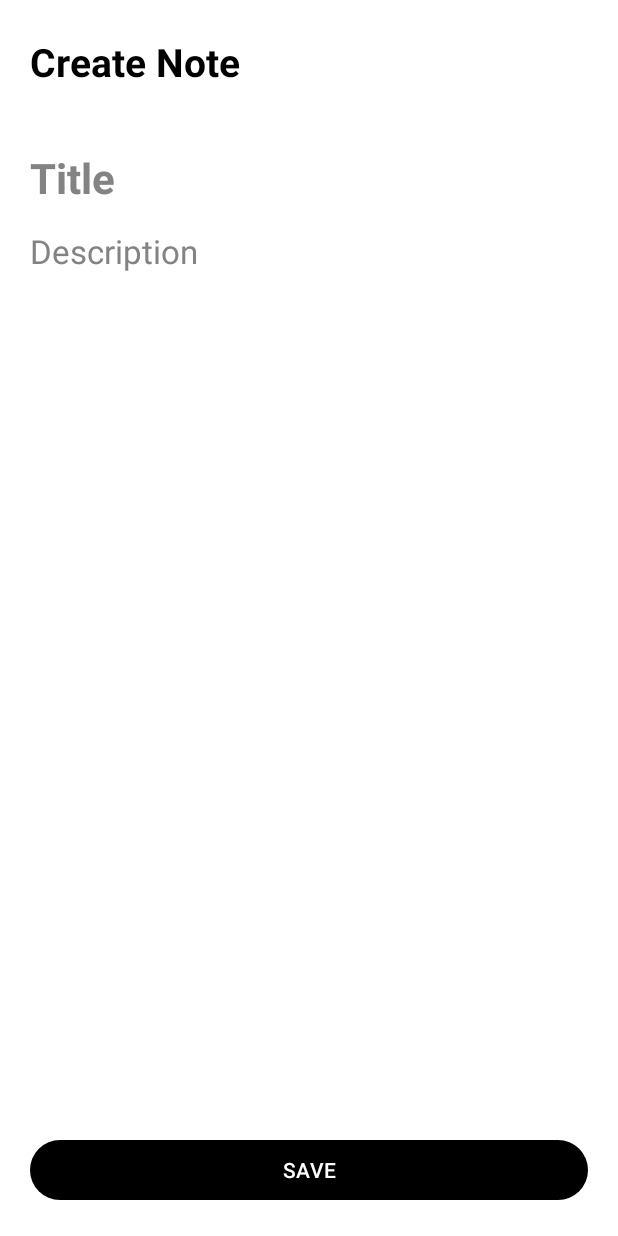
After one commit to lakhan-ram/Notely, an Android app: the NotesActivity screen opened directly, with no data from a screen before it, on a phone screen of 412 x 824 dp. The commit adds this screen. Run offline under Robolectric (Android 15) with nearby library versions, the phone set to English and light mode, and no system bars.

Commit message:
add create note screen

```diff
--- a/app/src/main/AndroidManifest.xml
+++ b/app/src/main/AndroidManifest.xml
@@ -1,6 +1,6 @@
 <?xml version="1.0" encoding="utf-8"?>
 <manifest xmlns:android="http://schemas.android.com/apk/res/android"
-    xmlns:tools="http://schemas.android.com/tools" >
+    xmlns:tools="http://schemas.android.com/tools">
 
     <application
         android:allowBackup="true"
@@ -11,13 +11,16 @@
         android:roundIcon="@mipmap/ic_launcher_round"
         android:supportsRtl="true"
         android:theme="@style/Theme.Notely"
-        tools:targetApi="31" >
+        tools:targetApi="31">
+        <activity
+            android:name=".view.activities.NotesActivity"
+            android:exported="false" />
         <activity
             android:name=".view.activities.MainActivity"
             android:exported="false" />
         <activity
             android:name=".view.activities.SplashActivity"
-            android:exported="true" >
+            android:exported="true">
             <intent-filter>
                 <action android:name="android.intent.action.MAIN" />
 
--- a/app/src/main/java/com/example/notely/view/activities/MainActivity.kt
+++ b/app/src/main/java/com/example/notely/view/activities/MainActivity.kt
@@ -1,8 +1,12 @@
 package com.example.notely.view.activities
 
+import android.app.Activity
+import android.content.Intent
 import android.os.Bundle
 import android.widget.TextView
 import androidx.activity.enableEdgeToEdge
+import androidx.activity.result.ActivityResult
+import androidx.activity.result.contract.ActivityResultContracts
 import androidx.appcompat.app.AppCompatActivity
 import androidx.core.view.ViewCompat
 import androidx.core.view.WindowInsetsCompat
@@ -24,5 +28,18 @@ class MainActivity : AppCompatActivity() {
             v.setPadding(systemBars.left, systemBars.top, systemBars.right, systemBars.bottom)
             insets
         }
+        recyclerView = findViewById(R.id.recyclerView)
+        btnAddNote = findViewById(R.id.btnAddNote)
+        tvNoNotes = findViewById(R.id.tvNoNotes)
+
+        val launcher = registerForActivityResult(ActivityResultContracts.StartActivityForResult()) {result ->
+            if (result.resultCode == Activity.RESULT_OK) {
+                val data: Intent? = result.data
+            }
+        }
+        btnAddNote.setOnClickListener {
+            val intent = Intent(this, NotesActivity::class.java)
+            launcher.launch(intent)
+        }
     }
 }
--- /dev/null
+++ b/app/src/main/java/com/example/notely/view/activities/NotesActivity.kt
@@ -0,0 +1,21 @@
+package com.example.notely.view.activities
+
+import android.os.Bundle
+import androidx.activity.enableEdgeToEdge
+import androidx.appcompat.app.AppCompatActivity
+import androidx.core.view.ViewCompat
+import androidx.core.view.WindowInsetsCompat
+import com.example.notely.R
+
+class NotesActivity : AppCompatActivity() {
+    override fun onCreate(savedInstanceState: Bundle?) {
+        super.onCreate(savedInstanceState)
+        enableEdgeToEdge()
+        setContentView(R.layout.activity_notes)
+        ViewCompat.setOnApplyWindowInsetsListener(findViewById(R.id.main)) { v, insets ->
+            val systemBars = insets.getInsets(WindowInsetsCompat.Type.systemBars())
+            v.setPadding(systemBars.left, systemBars.top, systemBars.right, systemBars.bottom)
+            insets
+        }
+    }
+}
--- /dev/null
+++ b/app/src/main/res/layout/activity_notes.xml
@@ -0,0 +1,83 @@
+<?xml version="1.0" encoding="utf-8"?>
+<androidx.constraintlayout.widget.ConstraintLayout xmlns:android="http://schemas.android.com/apk/res/android"
+    xmlns:app="http://schemas.android.com/apk/res-auto"
+    xmlns:tools="http://schemas.android.com/tools"
+    android:id="@+id/main"
+    android:layout_width="match_parent"
+    android:layout_height="match_parent"
+    tools:context=".view.activities.NotesActivity">
+
+    <TextView
+        android:id="@+id/tvCreateNoteTitle"
+        android:layout_width="match_parent"
+        android:layout_height="wrap_content"
+        android:text="@string/create_note"
+        android:textSize="26sp"
+        android:textStyle="bold"
+        android:textColor="?attr/colorPrimary"
+        android:paddingStart="20dp"
+        android:paddingEnd="20dp"
+        app:layout_constraintBottom_toBottomOf="parent"
+        app:layout_constraintEnd_toEndOf="parent"
+        app:layout_constraintStart_toStartOf="parent"
+        app:layout_constraintTop_toTopOf="parent"
+        app:layout_constraintVertical_bias="0.029999971" />
+
+    <EditText
+        android:id="@+id/etTextTitleNote"
+        android:layout_width="0dp"
+        android:layout_height="48dp"
+        android:layout_marginStart="20dp"
+        android:layout_marginEnd="20dp"
+        android:autofillHints="text"
+        android:background="@null"
+        android:ems="10"
+        android:inputType="text"
+        android:hint="@string/title"
+        android:textColorHint="@color/grey"
+        android:textColor="?attr/colorPrimary"
+        android:textSize="28sp"
+        android:textStyle="bold"
+        app:layout_constraintBottom_toBottomOf="parent"
+        app:layout_constraintEnd_toEndOf="parent"
+        app:layout_constraintStart_toStartOf="parent"
+        app:layout_constraintTop_toBottomOf="@+id/tvCreateNoteTitle"
+        app:layout_constraintVertical_bias="0.050000012" />
+
+    <EditText
+        android:id="@+id/editTextTextMultiLine"
+        android:layout_width="0dp"
+        android:layout_height="0dp"
+        android:autofillHints="text"
+        android:background="@null"
+        android:ems="10"
+        android:gravity="start|top"
+        android:hint="@string/description"
+        android:textColorHint="@color/grey"
+        android:inputType="textMultiLine"
+        android:textColor="?attr/colorPrimary"
+        android:textSize="22sp"
+        android:layout_marginStart="20dp"
+        android:layout_marginEnd="20dp"
+        android:layout_marginTop="10dp"
+        app:layout_constraintBottom_toTopOf="@id/button"
+        app:layout_constraintEnd_toEndOf="parent"
+        app:layout_constraintStart_toStartOf="parent"
+        app:layout_constraintTop_toBottomOf="@+id/etTextTitleNote" />
+
+    <Button
+        android:id="@+id/button"
+        android:layout_width="0dp"
+        android:layout_height="wrap_content"
+        android:text="@string/save"
+        android:textAllCaps="true"
+        android:layout_marginStart="20dp"
+        android:layout_marginEnd="20dp"
+        android:layout_marginBottom="20dp"
+        app:layout_constraintBottom_toBottomOf="parent"
+        app:layout_constraintEnd_toEndOf="parent"
+        app:layout_constraintStart_toStartOf="parent"
+        app:layout_constraintTop_toBottomOf="@+id/editTextTextMultiLine"
+        app:layout_constraintVertical_bias="1.0" />
+
+</androidx.constraintlayout.widget.ConstraintLayout>
--- a/app/src/main/res/values/colors.xml
+++ b/app/src/main/res/values/colors.xml
@@ -3,4 +3,5 @@
     <color name="black">#FF000000</color>
     <color name="white">#FFFFFFFF</color>
     <color name="cyan">#006F81</color>
+    <color name="grey">#838383</color>
 </resources>
--- a/app/src/main/res/values/strings.xml
+++ b/app/src/main/res/values/strings.xml
@@ -4,4 +4,8 @@
     <string name="notes">Notes</string>
     <string name="add_icon">Add Icon</string>
     <string name="no_notes">No Notes</string>
+    <string name="create_note">Create Note</string>
+    <string name="title">Title</string>
+    <string name="description">Description</string>
+    <string name="save">Save</string>
 </resources>
--- a/gradle/libs.versions.toml
+++ b/gradle/libs.versions.toml
@@ -1,6 +1,6 @@
 [versions]
 agp = "8.8.0"
-kotlin = "1.9.24"
+kotlin = "2.1.0"
 coreKtx = "1.15.0"
 junit = "4.13.2"
 junitVersion = "1.2.1"
```
